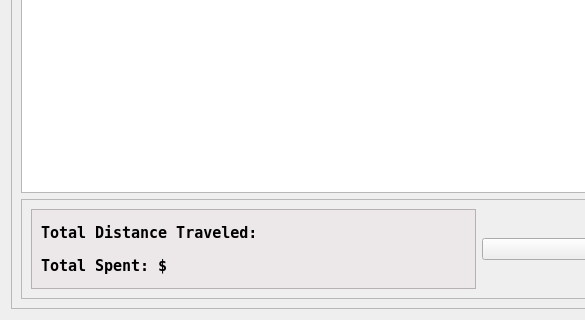
Old version of the form finalpage.ui in the repository The-afroman/CS1D-vacation-project; both pictures show x 0 to 585 and y 337 to 657 of the 957 by 657 pixel window.
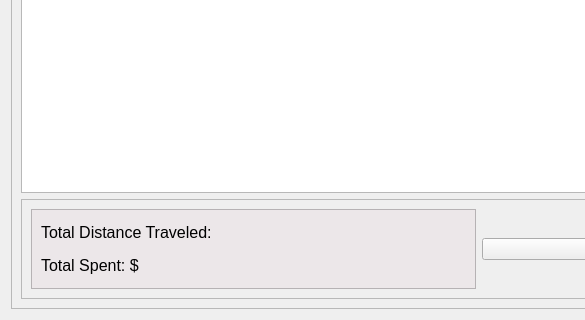
New version of the form.

The edit to the form file:
```diff
--- a/finalpage.ui
+++ b/finalpage.ui
@@ -63,10 +63,10 @@
              <widget class="QLabel" name="distanceLabel">
               <property name="font">
                <font>
-                <family>Fixedsys</family>
-                <pointsize>11</pointsize>
-                <weight>75</weight>
-                <bold>true</bold>
+                <family>Arial</family>
+                <pointsize>12</pointsize>
+                <weight>50</weight>
+                <bold>false</bold>
                </font>
               </property>
               <property name="text">
@@ -78,10 +78,10 @@
              <widget class="QLabel" name="totalLabel">
               <property name="font">
                <font>
-                <family>Fixedsys</family>
-                <pointsize>11</pointsize>
-                <weight>75</weight>
-                <bold>true</bold>
+                <family>Arial</family>
+                <pointsize>12</pointsize>
+                <weight>50</weight>
+                <bold>false</bold>
                </font>
               </property>
               <property name="text">
```
